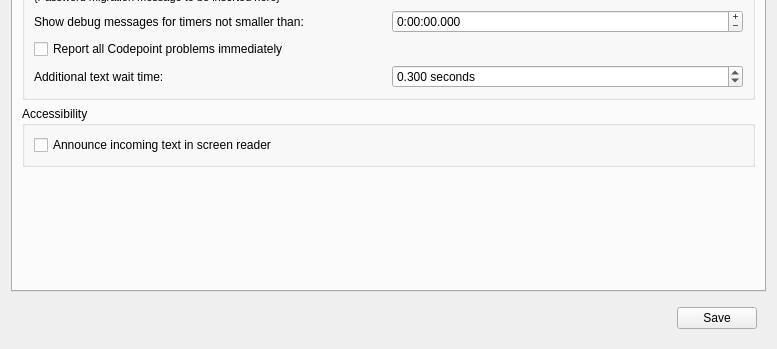
The window that src/ui/profile_preferences.ui (Mudlet/Mudlet) describes before a commit, drawn with Qt 5; both pictures show x 0 to 777 and y 412 to 761 of the 777 by 761 pixel window.
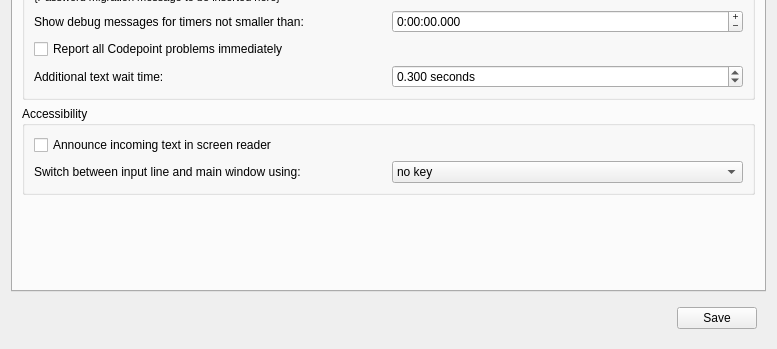
The same window after the commit. The open tabs and pages were chosen to show the change. Icons and pictures are not drawn. Custom widgets are drawn as their Qt base class.

Diff of the .ui file:
```diff
--- a/src/ui/profile_preferences.ui
+++ b/src/ui/profile_preferences.ui
@@ -3833,8 +3833,8 @@
          <property name="title">
           <string>Accessibility</string>
          </property>
-         <layout class="QVBoxLayout" name="verticalLayout">
-          <item>
+         <layout class="QGridLayout" name="gridLayout">
+          <item row="0" column="0">
            <widget class="QCheckBox" name="checkBox_announceIncomingText">
             <property name="toolTip">
              <string>On some platforms, like macOS, the screen reader tool has issues announcing incoming text fully, without skipping. You can opt into disabling announcing new text from the game with this option to use a custom TTS instead which avoids such issues</string>
@@ -3844,6 +3844,40 @@
             </property>
            </widget>
           </item>
+          <item row="1" column="0">
+           <widget class="QLabel" name="label_caretModeKey">
+            <property name="text">
+             <string>Switch between input line and main window using:</string>
+            </property>
+            <property name="buddy">
+             <cstring>comboBox_caretModeKey</cstring>
+            </property>
+           </widget>
+          </item>
+          <item row="1" column="1">
+           <widget class="QComboBox" name="comboBox_caretModeKey">
+            <item>
+             <property name="text">
+              <string>no key</string>
+             </property>
+            </item>
+            <item>
+             <property name="text">
+              <string>Tab</string>
+             </property>
+            </item>
+            <item>
+             <property name="text">
+              <string>Ctrl+Tab</string>
+             </property>
+            </item>
+            <item>
+             <property name="text">
+              <string>F6</string>
+             </property>
+            </item>
+           </widget>
+          </item>
          </layout>
         </widget>
        </item>
```
Left out of the diff: 2 changed lines with no effect on the pictures.
